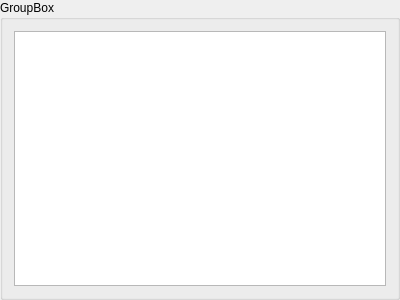
Above: qt-ui/tableview.ui from subsurface/subsurface before the change. Below: the same form after it.
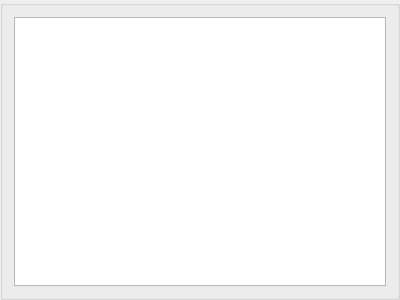
That is the form after the change.

Commit message:
Remove unused strings from ui files
This removes unused strings from ui files. These showed up for
translation and are quite meaningless to translate.

Diff of the .ui file:
```diff
--- a/qt-ui/tableview.ui
+++ b/qt-ui/tableview.ui
@@ -10,12 +10,6 @@
     <height>300</height>
    </rect>
   </property>
-  <property name="windowTitle">
-   <string>GroupBox</string>
-  </property>
-  <property name="title">
-   <string>GroupBox</string>
-  </property>
   <layout class="QVBoxLayout" name="verticalLayout">
    <item>
     <widget class="QTableView" name="tableView"/>
```
The commit also changes 1 other file.
